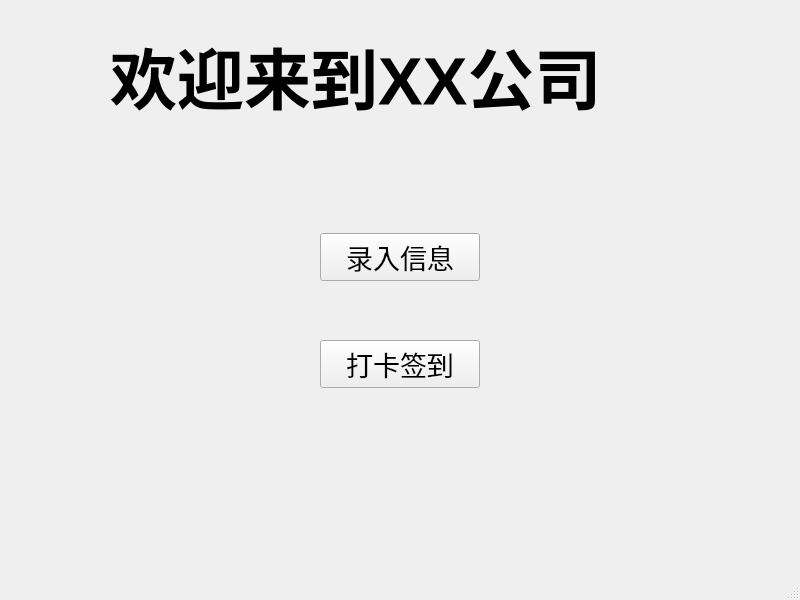
The window that untitled.ui (Returngagement/PCA) describes before a commit, drawn with Qt 5.
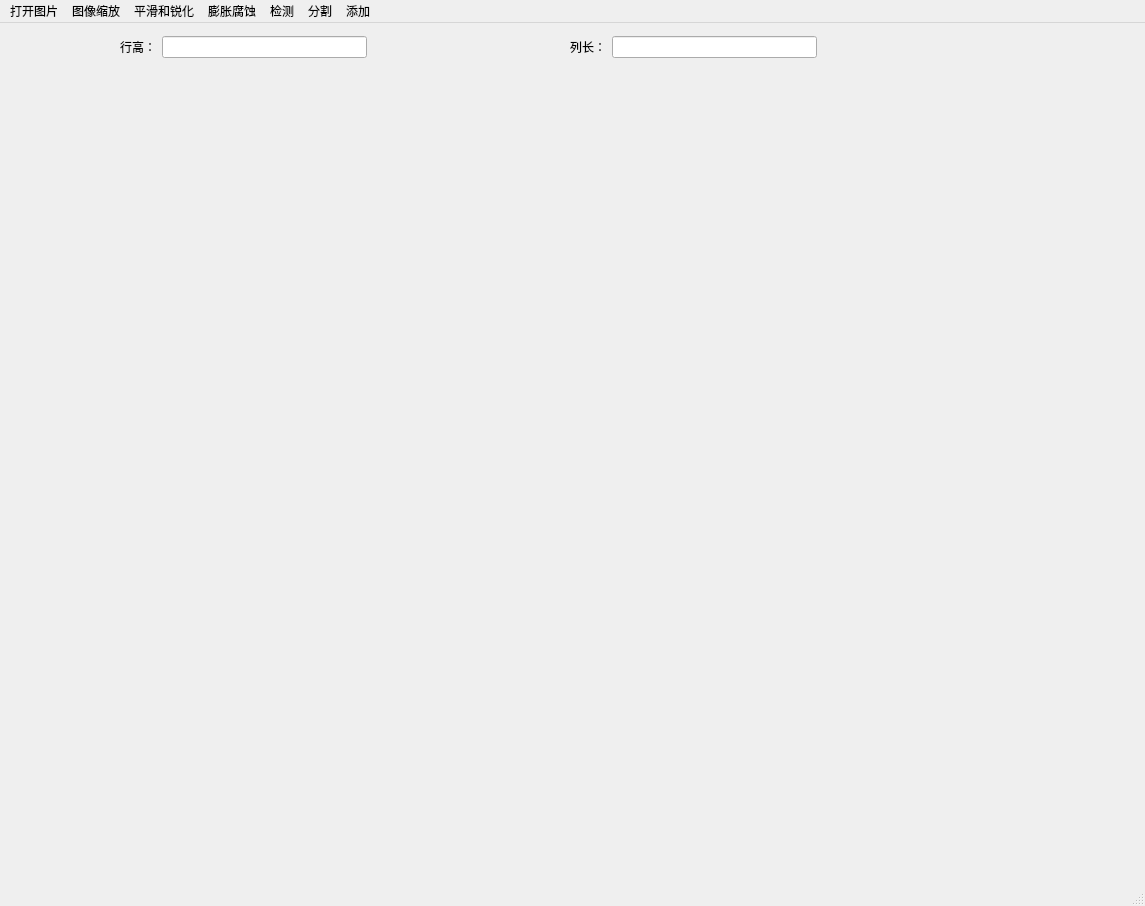
The same window after the commit.

Diff of the .ui file:
```diff
--- a/untitled.ui
+++ b/untitled.ui
@@ -6,8 +6,8 @@
    <rect>
     <x>0</x>
     <y>0</y>
-    <width>800</width>
-    <height>600</height>
+    <width>1145</width>
+    <height>906</height>
    </rect>
   </property>
   <property name="windowTitle">
@@ -17,75 +17,75 @@
    <widget class="QWidget" name="verticalLayoutWidget">
     <property name="geometry">
      <rect>
-      <x>320</x>
-      <y>180</y>
-      <width>160</width>
-      <height>261</height>
+      <x>33</x>
+      <y>48</y>
+      <width>271</width>
+      <height>291</height>
      </rect>
     </property>
-    <layout class="QVBoxLayout" name="verticalLayout">
+    <layout class="QHBoxLayout" name="horizontalLayout">
      <item>
-      <widget class="QPushButton" name="pushButton">
-       <property name="font">
-        <font>
-         <pointsize>20</pointsize>
-        </font>
-       </property>
+      <widget class="QLabel" name="S_Image">
        <property name="text">
-        <string>录入信息</string>
+        <string/>
        </property>
       </widget>
      </item>
+    </layout>
+   </widget>
+   <widget class="QWidget" name="layoutWidget">
+    <property name="geometry">
+     <rect>
+      <x>570</x>
+      <y>10</y>
+      <width>247</width>
+      <height>28</height>
+     </rect>
+    </property>
+    <layout class="QHBoxLayout" name="horizontalLayout_3">
      <item>
-      <widget class="QPushButton" name="pushButton_2">
-       <property name="font">
-        <font>
-         <pointsize>20</pointsize>
-        </font>
-       </property>
+      <widget class="QLabel" name="col">
        <property name="text">
-        <string>打卡签到</string>
+        <string>列长：</string>
        </property>
       </widget>
      </item>
+     <item>
+      <widget class="QLineEdit" name="lineEdit_2"/>
+     </item>
     </layout>
    </widget>
-   <widget class="QLabel" name="label">
+   <widget class="QWidget" name="layoutWidget">
     <property name="geometry">
      <rect>
-      <x>110</x>
-      <y>30</y>
-      <width>581</width>
-      <height>91</height>
+      <x>120</x>
+      <y>10</y>
+      <width>247</width>
+      <height>28</height>
      </rect>
     </property>
-    <property name="font">
-     <font>
-      <pointsize>50</pointsize>
-      <weight>75</weight>
-      <bold>true</bold>
-     </font>
-    </property>
-    <property name="text">
-     <string>欢迎来到XX公司</string>
-    </property>
+    <layout class="QHBoxLayout" name="horizontalLayout_2">
+     <item>
+      <widget class="QLabel" name="row">
+       <property name="text">
+        <string>行高：</string>
+       </property>
+      </widget>
+     </item>
+     <item>
+      <widget class="QLineEdit" name="lineEdit"/>
+     </item>
+    </layout>
    </widget>
    <widget class="QLabel" name="label2">
     <property name="geometry">
      <rect>
-      <x>80</x>
-      <y>470</y>
-      <width>551</width>
-      <height>51</height>
+      <x>340</x>
+      <y>68</y>
+      <width>781</width>
+      <height>791</height>
      </rect>
     </property>
-    <property name="font">
-     <font>
-      <pointsize>20</pointsize>
-      <weight>75</weight>
-      <bold>true</bold>
-     </font>
-    </property>
     <property name="text">
      <string/>
     </property>
@@ -96,10 +96,87 @@
     <rect>
      <x>0</x>
      <y>0</y>
-     <width>800</width>
+     <width>1145</width>
      <height>26</height>
     </rect>
    </property>
+   <widget class="QMenu" name="menu">
+    <property name="title">
+     <string>打开图片</string>
+    </property>
+    <addaction name="OpenPicture"/>
+   </widget>
+   <widget class="QMenu" name="menu_2">
+    <property name="title">
+     <string>平滑和锐化</string>
+    </property>
+    <addaction name="Mid"/>
+    <addaction name="Average"/>
+    <addaction name="Max"/>
+    <addaction name="Min"/>
+    <addaction name="Laplace"/>
+    <addaction name="Gray"/>
+    <addaction name="ZhiFangTu"/>
+   </widget>
+   <widget class="QMenu" name="menu_3">
+    <property name="title">
+     <string>图像缩放</string>
+    </property>
+    <widget class="QMenu" name="menu_4">
+     <property name="title">
+      <string>翻转</string>
+     </property>
+     <addaction name="Flip_horizontally"/>
+     <addaction name="Flip_vertically"/>
+    </widget>
+    <addaction name="Big"/>
+    <addaction name="Small"/>
+    <addaction name="XuanZhuan"/>
+    <addaction name="menu_4"/>
+    <addaction name="FanSe"/>
+   </widget>
+   <widget class="QMenu" name="menu_5">
+    <property name="title">
+     <string>检测</string>
+    </property>
+    <addaction name="Point"/>
+    <addaction name="Line"/>
+    <addaction name="Edge"/>
+   </widget>
+   <widget class="QMenu" name="menu_6">
+    <property name="title">
+     <string>膨胀腐蚀</string>
+    </property>
+    <addaction name="Swell"/>
+    <addaction name="Corrode"/>
+    <addaction name="Kai"/>
+    <addaction name="Bi"/>
+   </widget>
+   <widget class="QMenu" name="menu_7">
+    <property name="title">
+     <string>分割</string>
+    </property>
+    <addaction name="Threshold"/>
+    <addaction name="ZiDong_Threshold"/>
+    <addaction name="OSTU"/>
+    <addaction name="Area_Grow"/>
+   </widget>
+   <widget class="QMenu" name="menu_8">
+    <property name="title">
+     <string>添加</string>
+    </property>
+    <addaction name="Add_Line"/>
+    <addaction name="Add_Rectangle"/>
+    <addaction name="Add_Circle"/>
+    <addaction name="Add_Chinese"/>
+   </widget>
+   <addaction name="menu"/>
+   <addaction name="menu_3"/>
+   <addaction name="menu_2"/>
+   <addaction name="menu_6"/>
+   <addaction name="menu_5"/>
+   <addaction name="menu_7"/>
+   <addaction name="menu_8"/>
   </widget>
   <widget class="QStatusBar" name="statusbar"/>
  </widget>
```
Left out of the diff: 160 changed lines with no effect on the pictures.
